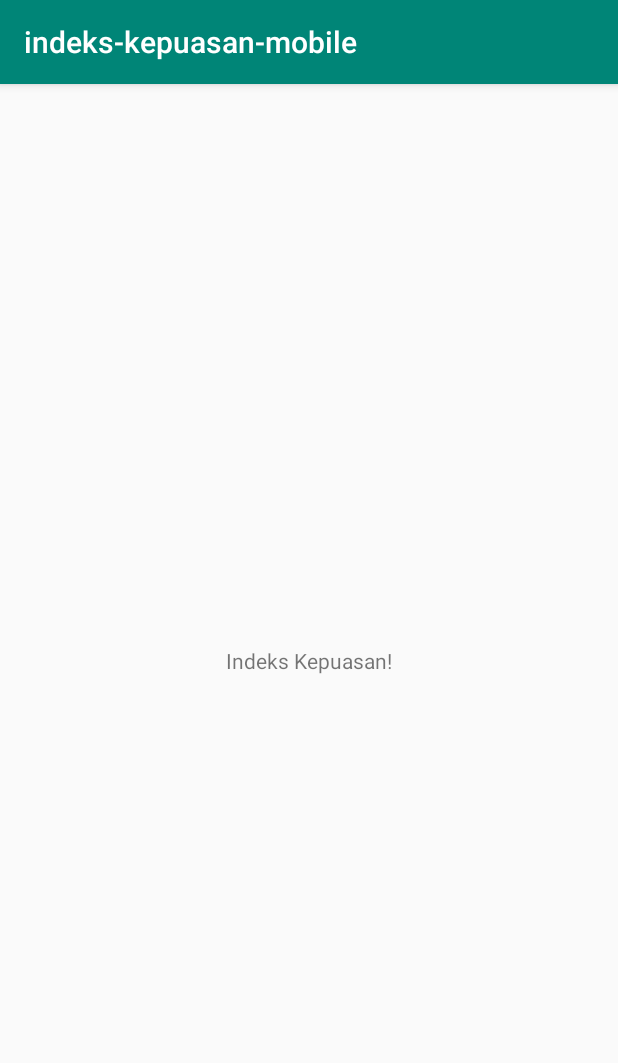
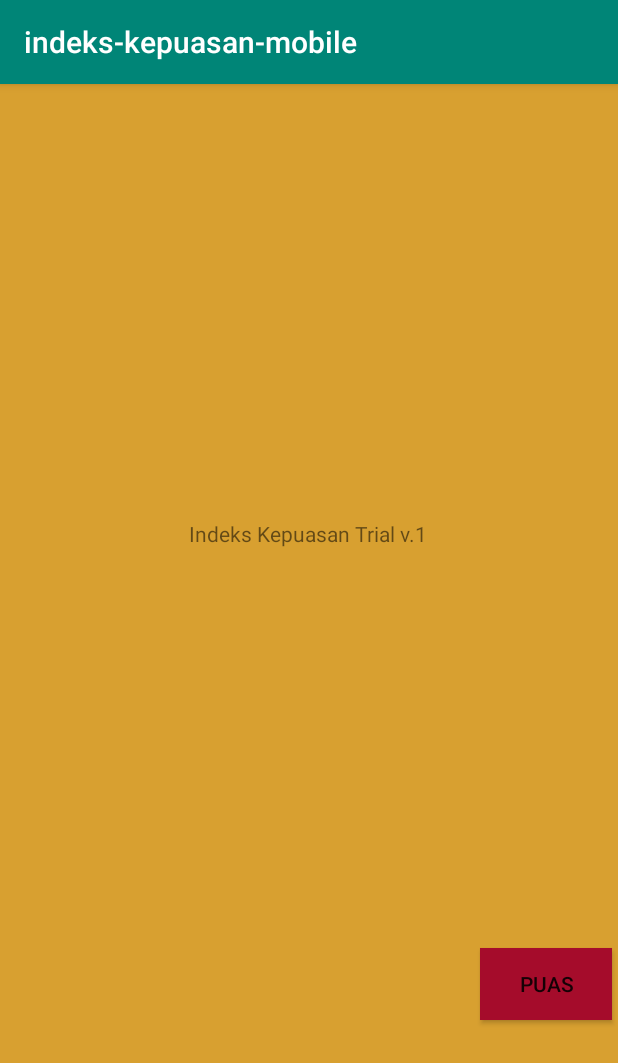
Before and after one commit to haidarvm/indeks-mobile, an Android app: the screen it shows after launch (MainActivity), on a phone screen of 412 x 824 dp. Shown: the top 1063 px of the screen. Run offline under Robolectric (Android 15) with nearby library versions, the phone set to English and light mode, and no system bars.

Commit message:
Done Retrofit2 connect API go to next activity and redirect after timer

```diff
--- a/app/build.gradle
+++ b/app/build.gradle
@@ -29,6 +29,9 @@ dependencies {
     implementation 'androidx.appcompat:appcompat:1.0.2'
     implementation 'androidx.core:core-ktx:1.0.2'
     implementation 'androidx.constraintlayout:constraintlayout:1.1.3'
+    implementation 'com.squareup.retrofit2:retrofit:2.6.0'
+    implementation "com.squareup.retrofit2:converter-gson:2.6.0"
+
     testImplementation 'junit:junit:4.12'
     androidTestImplementation 'androidx.test:runner:1.2.0'
     androidTestImplementation 'androidx.test.espresso:espresso-core:3.2.0'
--- /dev/null
+++ b/app/src/main/java/com/haidarvm/indeks_mobile/HelloModel.kt
@@ -0,0 +1,3 @@
+package com.haidarvm.indeks_mobile
+
+data class HelloModel(val message:String)
--- a/app/src/main/java/com/haidarvm/indeks_mobile/MainActivity.kt
+++ b/app/src/main/java/com/haidarvm/indeks_mobile/MainActivity.kt
@@ -1,12 +1,31 @@
 package com.haidarvm.indeks_mobile
 
+import android.content.Intent
 import androidx.appcompat.app.AppCompatActivity
 import android.os.Bundle
+import kotlinx.android.synthetic.main.activity_main.*
+import android.util.Log.d as d1
+
 
 class MainActivity : AppCompatActivity() {
+
+
 
     override fun onCreate(savedInstanceState: Bundle?) {
         super.onCreate(savedInstanceState)
         setContentView(R.layout.activity_main)
+
+        btnSatisfaction.setOnClickListener {
+            // Handler code here.
+            val intent = Intent(this, SatisfactionActivity::class.java)
+            startActivity(intent)
+        }
+
     }
+
+
+
+
+
+
 }
--- a/app/src/main/res/layout/activity_main.xml
+++ b/app/src/main/res/layout/activity_main.xml
@@ -5,15 +5,27 @@
         xmlns:app="http://schemas.android.com/apk/res-auto"
         android:layout_width="match_parent"
         android:layout_height="match_parent"
-        tools:context=".MainActivity">
+        tools:context=".MainActivity" android:background="@color/screenBackground">
 
     <TextView
             android:layout_width="wrap_content"
             android:layout_height="wrap_content"
-            android:text="Indeks Kepuasan!"
+            android:text="@string/indeks_kepuasan_trial"
             app:layout_constraintBottom_toBottomOf="parent"
             app:layout_constraintLeft_toLeftOf="parent"
             app:layout_constraintRight_toRightOf="parent"
-            app:layout_constraintTop_toTopOf="parent"/>
+            app:layout_constraintTop_toTopOf="parent" app:layout_constraintHorizontal_bias="0.498"
+            app:layout_constraintVertical_bias="0.387"/>
+    <Button
+            android:id="@+id/btnSatisfaction"
+            android:text="@string/textView"
+            android:layout_width="wrap_content"
+            android:layout_height="wrap_content"
+            android:layout_centerInParent="true"
+            app:layout_constraintLeft_toLeftOf="parent"
+            app:layout_constraintBottom_toBottomOf="parent"
+            android:background="@color/buttonBackground"
+            android:layout_marginBottom="144dp"
+            android:layout_marginLeft="320dp"/>
 
 </androidx.constraintlayout.widget.ConstraintLayout>
--- a/app/src/main/res/values/colors.xml
+++ b/app/src/main/res/values/colors.xml
@@ -3,4 +3,7 @@
     <color name="colorPrimary">#008577</color>
     <color name="colorPrimaryDark">#00574B</color>
     <color name="colorAccent">#D81B60</color>
+    <color name="screenBackground">#D8A030</color>
+    <color name="buttonBackground">#A50C2B</color>
+
 </resources>
--- a/app/src/main/res/values/strings.xml
+++ b/app/src/main/res/values/strings.xml
@@ -1,3 +1,5 @@
 <resources>
     <string name="app_name">indeks-kepuasan-mobile</string>
+    <string name="indeks_kepuasan_trial">Indeks Kepuasan Trial v.1</string>
+    <string name="textView">Puas</string>
 </resources>
```
Also changed, not shown: app/src/main/AndroidManifest.xml (+9 -1 lines), app/src/main/java/com/haidarvm/indeks_mobile/HelloService.java (added, +11 -0 lines), app/src/main/java/com/haidarvm/indeks_mobile/SatisfactionActivity.kt (added, +51 -0 lines).
